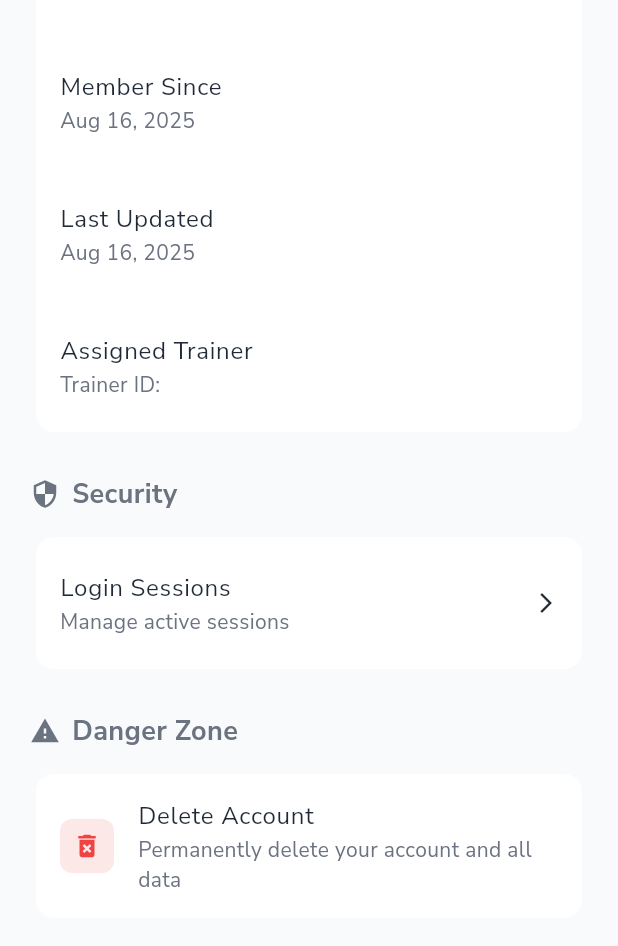
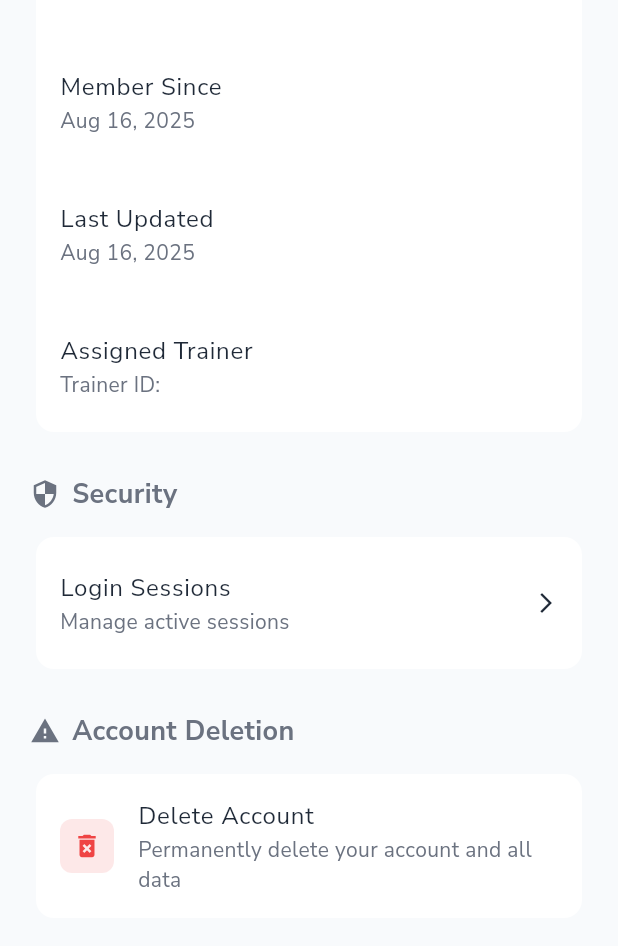
Before and after one commit to mahmoudal99/moctarnutrition, a Flutter app: the AccountSettingsScreen screen opened directly, scrolled down 966 dp, on a phone screen of 412 x 824 dp, the part 90-1036 px from its top. Run offline on Flutter 3.47's test engine with Material 3 defaults, Android fonts, the phone set to English and light mode, and no system bars; our stand-ins replace cached_network_image, cloud_firestore, firebase_auth, firebase_core, firebase_storage, fl_chart and 15 more; missing offline and left inert: flutter_floating_bottom_bar; accounts and stored records are empty; project files that could hold a hidden picture were left out.

Commit message:
Fixed messaging

```diff
--- a/lib/features/profile/presentation/screens/account_settings_screen.dart
+++ b/lib/features/profile/presentation/screens/account_settings_screen.dart
@@ -628,7 +628,7 @@ class _DangerZoneSection extends StatelessWidget {
   @override
   Widget build(BuildContext context) {
     return _SettingsSection(
-      title: 'Danger Zone',
+      title: 'Account Deletion',
       icon: Icons.warning,
       children: [
         _InfoCard(
```
Also changed, not shown: lib/features/workouts/presentation/widgets/workout_plan_header.dart (+2 -15 lines).
